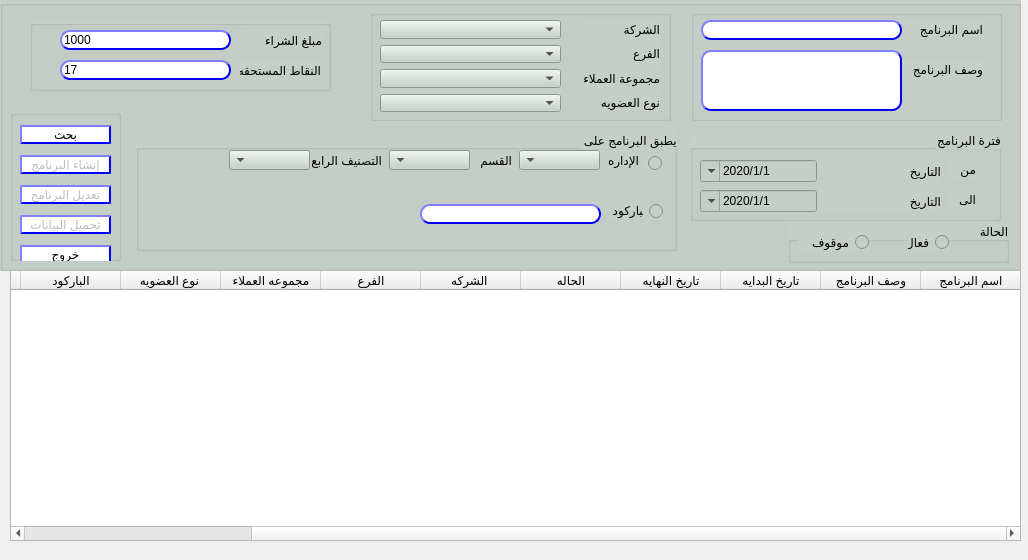
shymaa123456/HyperPOS2020, file presentation/loyalty_ui/createModifyLoyalityProg.ui: the form before one commit.
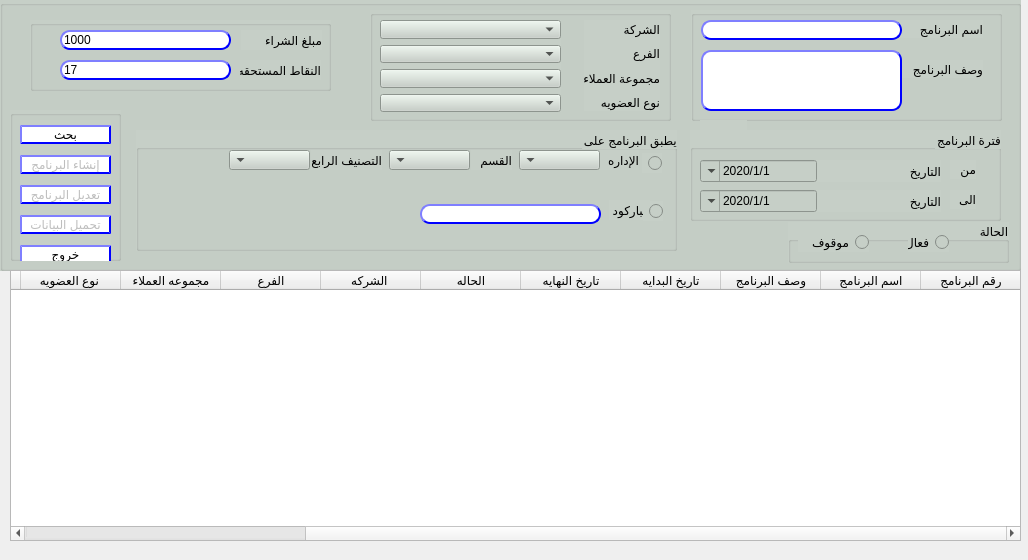
The form after the commit.

What changed in the file:
```diff
--- a/presentation/loyalty_ui/createModifyLoyalityProg.ui
+++ b/presentation/loyalty_ui/createModifyLoyalityProg.ui
@@ -900,6 +900,22 @@
      </property>
     </widget>
    </widget>
+   <widget class="QLabel" name="label_ID">
+    <property name="enabled">
+     <bool>false</bool>
+    </property>
+    <property name="geometry">
+     <rect>
+      <x>700</x>
+      <y>120</y>
+      <width>47</width>
+      <height>13</height>
+     </rect>
+    </property>
+    <property name="text">
+     <string/>
+    </property>
+   </widget>
   </widget>
   <widget class="QWidget" name="gridLayoutWidget_4">
    <property name="geometry">
@@ -913,6 +929,11 @@
    <layout class="QGridLayout" name="gridLayout_7">
     <item row="0" column="0">
      <widget class="QTableWidget" name="Qtable_loyality">
+      <column>
+       <property name="text">
+        <string>رقم البرنامج</string>
+       </property>
+      </column>
       <column>
        <property name="text">
         <string>اسم البرنامج</string>
```
